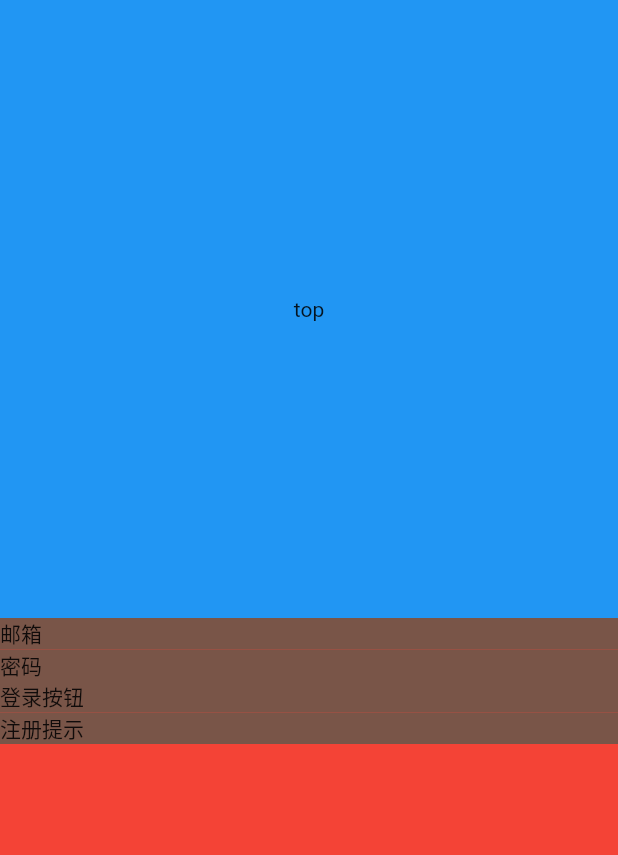
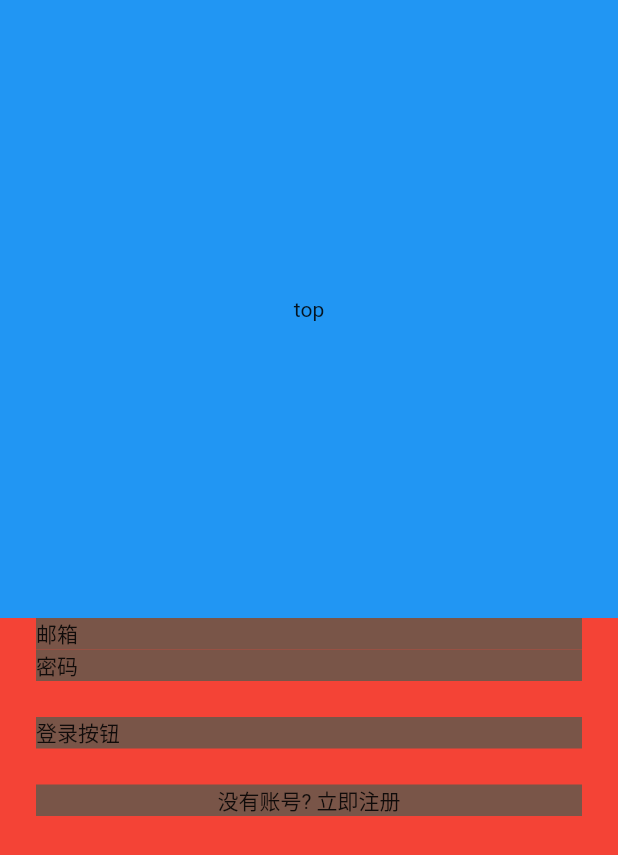
Before and after one commit to flutter-org/todo, a Flutter app: the screen it shows after launch, on a phone screen of 412 x 824 dp. Shown: the top 855 px of the screen. Run offline on Flutter 3.47's test engine with Material 2 defaults, Android fonts, the phone set to English and light mode, and no system bars.

Commit message:
继续完善细节

```diff
--- a/lib/pages/login.dart
+++ b/lib/pages/login.dart
@@ -28,7 +28,9 @@ class _LoginPageState extends State<LoginPage> {
                 child: Column(
                   crossAxisAlignment: CrossAxisAlignment.stretch,
                   children: <Widget>[
-                    Column(
+                    Padding(
+                      padding: const EdgeInsets.only(left: 24, right: 24, bottom: 12),
+                      child: Column(
                         crossAxisAlignment: CrossAxisAlignment.stretch,
                         children: <Widget>[
                           Container(
@@ -41,13 +43,26 @@ class _LoginPageState extends State<LoginPage> {
                           ),
                         ],
                       ),
-                    Container(
+                    ),
+                    Padding(
+                      padding: const EdgeInsets.only(left: 24, right: 24, top: 12, bottom: 12),
+                      child: Container(
                         color: Colors.brown,
                         child: const Text('登录按钮'),
                       ),
-                    Container(
+                    ),
+                    Padding(
+                      padding: const EdgeInsets.only(left: 24, right: 24, top: 12, bottom: 12),
+                      child: Container(
                         color: Colors.brown,
-                      child: const Text('注册提示'),
+                        child: Row(
+                          mainAxisAlignment: MainAxisAlignment.center,
+                          children: const [
+                            Text('没有账号? '),
+                            Text('立即注册')
+                          ],
+                        ),
+                      ),
                     ),
                   ],
                 ),
```
Lines whose indentation alone changed are shown as unchanged.
